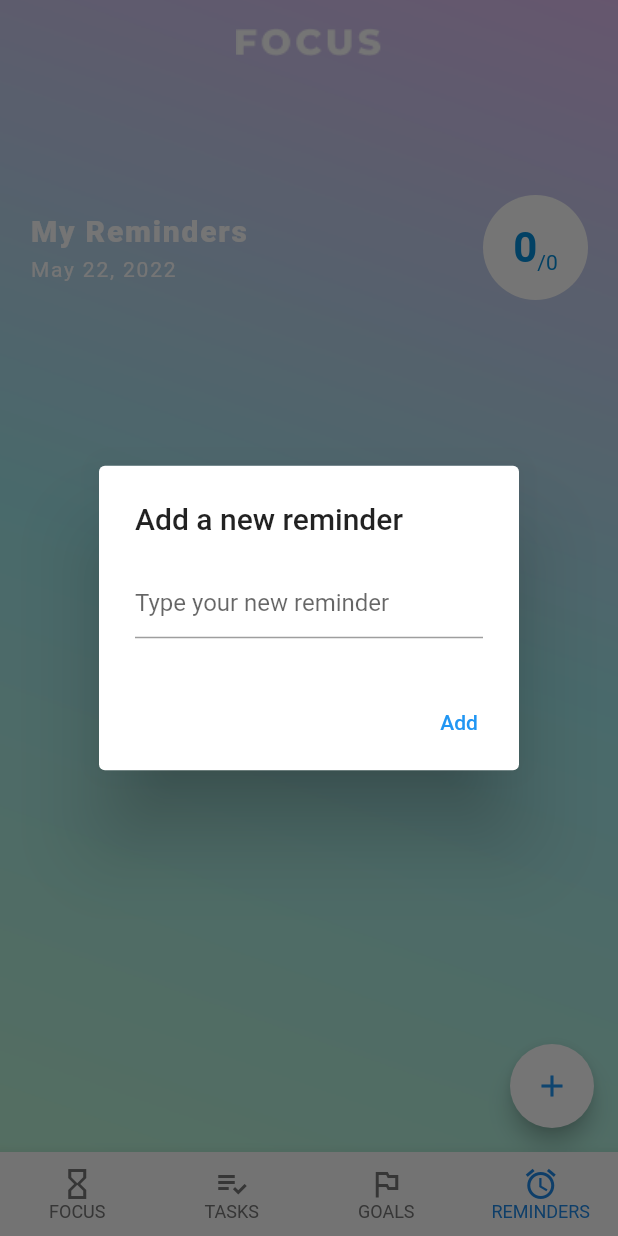
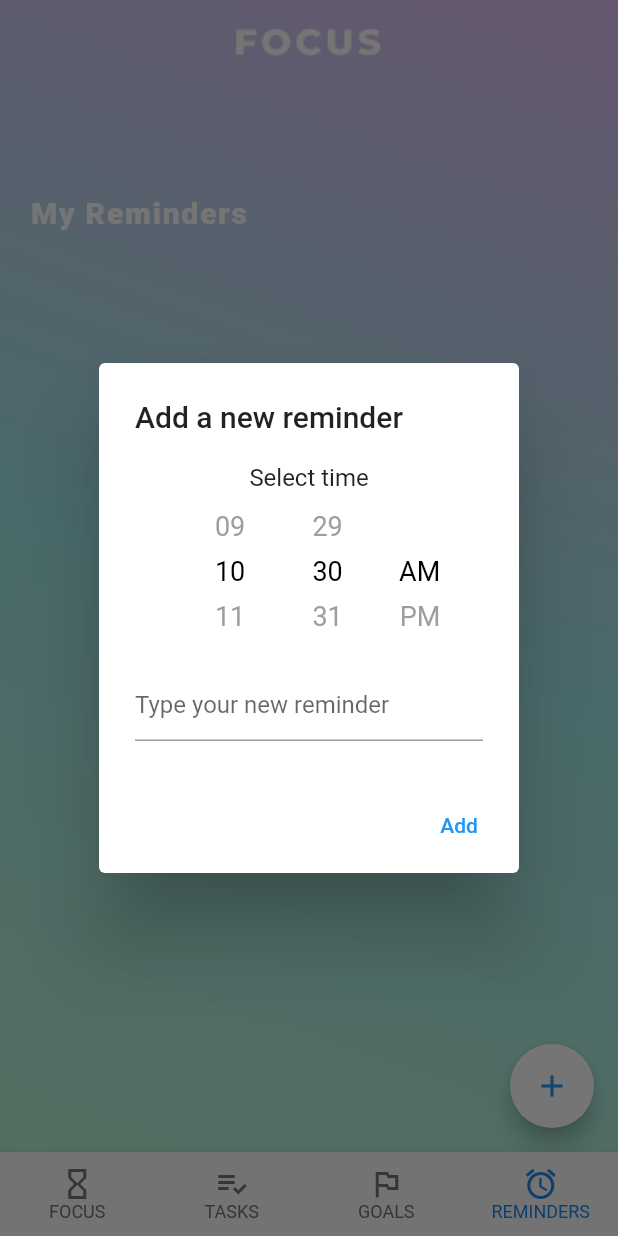
Before and after one commit to arjohnston/focus-app, a Flutter app: the screen it shows after launch, item 4 of the bottom bar chosen, after a tap on the "add" icon, on a phone screen of 412 x 824 dp. Run offline on Flutter 3.47's test engine with Material 2 defaults, Android fonts, the phone set to English and light mode, and no system bars; drawn by our look-alikes of flutter_time_picker_spinner; our stand-ins replace flutter_local_notifications, flutter_native_timezone, flutter_slidable, shared_preferences, timezone; missing offline and left inert: align_positioned.

Commit message:
Add reminders

```diff
--- a/lib/Reminders/Reminder.dart
+++ b/lib/Reminders/Reminder.dart
@@ -1,32 +1,35 @@
 import 'dart:convert';
+import 'package:uuid/uuid.dart';
 
 class Reminder {
   String name;
-  String goal = '';
   bool checked;
   DateTime dateAdded;
+  DateTime time;
+  int id;
 
   Reminder({
     required this.name,
     required this.checked,
     required this.dateAdded,
-    goal,
-  }) {
-    this.goal = goal ?? '';
-  }
+    required this.time,
+    required this.id
+  });
 
   factory Reminder.fromJson(Map<String, dynamic> jsonData) {
     return Reminder(
+      id: jsonData['id'],
       name: jsonData['name'],
-      goal: jsonData['goal'],
+      time: DateTime.parse(jsonData['time']),
       checked: jsonData['checked'],
       dateAdded: DateTime.parse(jsonData['dateAdded']),
     );
   }
 
   static Map<String, dynamic> toMap(Reminder reminder) => {
+    'id': reminder.id,
     'name': reminder.name,
-    'goal': reminder.goal,
+    'time': reminder.time.toIso8601String(),
     'checked': reminder.checked,
     'dateAdded': reminder.dateAdded.toIso8601String(),
   };
--- a/lib/Reminders/Repository.dart
+++ b/lib/Reminders/Repository.dart
@@ -10,9 +10,13 @@ class Repository {
     final String? remindersString = prefs.getString(key);
 
     if (remindersString != null) {
-      final List<Reminder> reminders = Reminder.decode(remindersString);
+      try {
+        final List<Reminder> reminders = Reminder.decode(remindersString);
 
-      return reminders;
+        return reminders;
+      } on Exception {
+        await prefs.clear();
+      }
     }
 
     return <Reminder>[];
--- a/lib/RemindersWidget.dart
+++ b/lib/RemindersWidget.dart
@@ -1,12 +1,19 @@
+
 import 'package:flutter/material.dart';
 import 'Reminders/Reminder.dart';
 import 'Reminders/ReminderItem.dart';
 import 'Reminders/Repository.dart';
 import 'package:intl/intl.dart';
+import 'package:flutter_time_picker_spinner/flutter_time_picker_spinner.dart';
+import 'package:uuid/uuid.dart';
+
+var uuid = const Uuid();
 
 class RemindersWidget extends StatefulWidget {
   final Function setScene;
-  const RemindersWidget(this.setScene, {Key? key}) : super(key: key);
+  final Function setupPeriodicReminder;
+  final Function removePeriodicReminder;
+  const RemindersWidget(this.setScene, this.setupPeriodicReminder, this.removePeriodicReminder, {Key? key}) : super(key: key);
 
   @override
   _ReminderListState createState() => _ReminderListState();
@@ -15,6 +22,7 @@ class RemindersWidget extends StatefulWidget {
 class _ReminderListState extends State<RemindersWidget> {
   final Repository repository = Repository();
   final TextEditingController _textFieldController = TextEditingController();
+  DateTime _dateTime = DateTime.now();
   List<Reminder> _reminders = <Reminder>[];
 
   _ReminderListState() {
@@ -23,16 +31,11 @@ class _ReminderListState extends State<RemindersWidget> {
 
   _getRemindersFromRepository() async {
     List<Reminder> reminders = await repository.getReminders();
-    reminders.sort((a, b) => a.dateAdded.compareTo(b.dateAdded));
+    reminders.sort((a, b) => a.time.compareTo(b.time));
 
     setState(() {
       _reminders = reminders;
     });
-  }
-
-  _getDate() {
-    var now = DateTime.now();
-    return DateFormat.yMMMMd().format(now);
   }
 
   removeReminder(Reminder reminder) {
@@ -44,6 +47,7 @@ class _ReminderListState extends State<RemindersWidget> {
     });
 
     repository.saveReminders(_reminders);
+    widget.removePeriodicReminder(reminder);
   }
 
   @override
@@ -59,8 +63,8 @@ class _ReminderListState extends State<RemindersWidget> {
               children: [
                 Column(
                   crossAxisAlignment: CrossAxisAlignment.start,
-                  children: [
-                    const Text(
+                  children: const [
+                    Text(
                       'My Reminders',
                       style: TextStyle(
                         color: Colors.white,
@@ -68,56 +72,6 @@ class _ReminderListState extends State<RemindersWidget> {
                         fontSize: 20,
                         fontWeight: FontWeight.w800,
                       ),
-                    ),
-                    const Padding(
-                      padding: EdgeInsets.all(3),
-                    ),
-                    Text(
-                      _getDate(),
-                      style: const TextStyle(
-                        color: Colors.white,
-                        letterSpacing: 1.2,
-                        fontSize: 14,
-                        fontWeight: FontWeight.w400,
-                      ),
-                    ),
-                  ],
-                ),
-                Column(
-                  children: [
-                    SizedBox(
-                        width: 70,
-                        height: 70,
-                        child: DecoratedBox(
-                          decoration: const BoxDecoration(
-                              color: Colors.white,
-                              borderRadius: BorderRadius.all(Radius.circular(35))
-                          ),
-                          child: Row(
-                            mainAxisAlignment: MainAxisAlignment.center,
-                            children: [
-                              Text(
-                                  _reminders.where((t) => !t.checked).toList().length.toString(),
-                                  style: const TextStyle(
-                                    color: Color.fromARGB(255, 4, 141, 218),
-                                    fontSize: 28,
-                                    fontWeight: FontWeight.w600,
-                                  )
-                              ),
-                              Container(
-                                  margin: const EdgeInsets.fromLTRB(0, 20, 0, 0),
-                                  child: Text(
-                                      "/" + (_reminders.length).toString(),
-                                      style: const TextStyle(
-                                        color: Color.fromARGB(255, 4, 141, 218),
-                                        fontSize: 14,
-                                      )
-                                  )
-                              ),
-                            ],
-                          ),
-                        )
-
                     ),
                   ],
                 ),
@@ -140,34 +94,7 @@ class _ReminderListState extends State<RemindersWidget> {
                           removeReminder: removeReminder,
                           editReminder: _displayEditDialog,
                         );
-                      }).where((t) => !t.reminder.checked).toList(),
-                    ),
-                    Container(
-                      padding: const EdgeInsets.fromLTRB(20, 20, 20, 5),
-                      child: _reminders.isNotEmpty && _reminders.where((t) => t.checked).toList().isNotEmpty
-                          ? const Text(
-                          'COMPLETED',
-                          style: TextStyle(
-                            color: Colors.white,
-                            letterSpacing: 1.2,
-                            fontSize: 12,
-                            fontWeight: FontWeight.w900,
-                          )
-                      )
-                          : null,
-                    ),
-                    ListView(
-                      shrinkWrap: true,
-                      padding: const EdgeInsets.all(0),
-                      children: _reminders.map((Reminder reminder) {
-                        return ReminderItem(
-                          reminder: reminder,
-                          onReminderChanged: _handleReminderChange,
-                          setScene: widget.setScene,
-                          removeReminder: removeReminder,
-                          editReminder: _displayEditDialog,
-                        );
-                      }).where((t) => t.reminder.checked).toList(),
+                      }).toList(),
                     ),
                   ]
               ),
@@ -194,19 +121,27 @@ class _ReminderListState extends State<RemindersWidget> {
     });
     repository.saveReminders(_reminders);
     _getRemindersFromRepository();
+
+    if (!reminder.checked) {
+      widget.removePeriodicReminder(reminder);
+    }
   }
 
-  void _addReminderItem(String name) {
+  void _addReminderItem(String name, DateTime time) {
+    Reminder reminder = Reminder(id: time.millisecondsSinceEpoch ~/ 10000, name: name, checked: true, dateAdded: DateTime.now(), time: time);
     setState(() {
-      _reminders.add(Reminder(name: name, checked: false, dateAdded: DateTime.now()));
+      _reminders.add(reminder);
     });
     _textFieldController.clear();
     repository.saveReminders(_reminders);
+
+    widget.setupPeriodicReminder(reminder);
   }
 
-  void _editReminderItem(Reminder reminder, String name) {
+  void _editReminderItem(Reminder reminder, String name, DateTime time) {
     setState(() {
       reminder.name = name;
+      reminder.time = time;
     });
     _textFieldController.clear();
     repository.saveReminders(_reminders);
@@ -218,16 +153,42 @@ class _ReminderListState extends State<RemindersWidget> {
       builder: (BuildContext context) {
         return AlertDialog(
           title: const Text('Add a new reminder'),
-          content: TextField(
-            controller: _textFieldController,
-            decoration: const InputDecoration(hintText: 'Type your new reminder'),
+          content: Column(
+              mainAxisSize: MainAxisSize.min,
+              children: [
+                const Text("Select time"),
+                const Padding(padding: EdgeInsets.all(4)),
+                TimePickerSpinner(
+                  is24HourMode: false,
+                  normalTextStyle: const TextStyle(
+                      fontSize: 18,
+                      color: Colors.grey
+                  ),
+                  highlightedTextStyle: const TextStyle(
+                      fontSize: 18,
+                      color: Colors.black
+                  ),
+                  itemHeight: 30,
+                  isForce2Digits: true,
+                  onTimeChange: (time) {
+                    setState(() {
+                      _dateTime = time;
+                    });
+                  },
+                ),
+                const Padding(padding: EdgeInsets.all(10)),
+                TextField(
+                  controller: _textFieldController,
+                  decoration: const InputDecoration(hintText: 'Type your new reminder'),
+                ),
+              ]
           ),
           actions: <Widget>[
             TextButton(
               child: const Text('Add'),
               onPressed: () {
                 Navigator.of(context).pop();
-                _addReminderItem(_textFieldController.text);
+                _addReminderItem(_textFieldController.text, _dateTime);
               },
             ),
           ],
@@ -244,16 +205,42 @@ class _ReminderListState extends State<RemindersWidget> {
       builder: (BuildContext context) {
         return AlertDialog(
           title: const Text('Change a reminder'),
-          content: TextField(
-            controller: _textFieldController,
-            decoration: const InputDecoration(hintText: 'Type your reminder'),
+          content: Column(
+              mainAxisSize: MainAxisSize.min,
+              children: [
+                const Text("Select time"),
+                const Padding(padding: EdgeInsets.all(4)),
+                TimePickerSpinner(
+                  is24HourMode: false,
+                  normalTextStyle: const TextStyle(
+                      fontSize: 18,
+                      color: Colors.grey
+                  ),
+                  highlightedTextStyle: const TextStyle(
+                      fontSize: 18,
+                      color: Colors.black
+                  ),
+                  itemHeight: 30,
+                  isForce2Digits: true,
+                  onTimeChange: (time) {
+                    setState(() {
+                      _dateTime = time;
+                    });
+                  },
+                ),
+                const Padding(padding: EdgeInsets.all(10)),
+                TextField(
+                  controller: _textFieldController,
+                  decoration: const InputDecoration(hintText: 'Type your new reminder'),
+                ),
+              ]
           ),
           actions: <Widget>[
             TextButton(
               child: const Text('Save'),
               onPressed: () {
                 Navigator.of(context).pop();
-                _editReminderItem(reminder, _textFieldController.text);
+                _editReminderItem(reminder, _textFieldController.text, _dateTime);
               },
             ),
           ],
--- a/lib/main.dart
+++ b/lib/main.dart
@@ -1,13 +1,46 @@
+import 'dart:async';
+
 import 'package:flutter/material.dart';
-import 'package:focus/Reminders/Reminder.dart';
 import 'FocusWidget.dart';
+import 'Reminders/Reminder.dart';
 import 'TasksWidget.dart';
 import 'GoalsWidget.dart';
 import 'RemindersWidget.dart';
 
-import 'package:shared_preferences/shared_preferences.dart';
+import 'package:flutter_local_notifications/flutter_local_notifications.dart';
+import 'package:flutter_native_timezone/flutter_native_timezone.dart';
+import 'package:timezone/data/latest_all.dart' as tz;
+import 'package:timezone/timezone.dart' as tz;
 
-void main() => runApp(const MyApp());
+final FlutterLocalNotificationsPlugin flutterLocalNotificationsPlugin = FlutterLocalNotificationsPlugin();
+
+Future<void> _configureLocalTimeZone() async {
+  tz.initializeTimeZones();
+  final String? timeZoneName = await FlutterNativeTimezone.getLocalTimezone();
+  tz.setLocalLocation(tz.getLocation(timeZoneName!));
+}
+
+Future<void> main() async {
+  WidgetsFlutterBinding.ensureInitialized();
+
+  _configureLocalTimeZone();
+
+  const AndroidInitializationSettings initializationSettingsAndroid =
+  AndroidInitializationSettings('app_icon');
+
+  const InitializationSettings initializationSettings = InitializationSettings(
+    android: initializationSettingsAndroid,
+  );
+
+  await flutterLocalNotificationsPlugin.initialize(initializationSettings,
+      onSelectNotification: (String? payload) async {
+        if (payload != null) {
+          debugPrint('notification payload: $payload');
+        }
+      });
+
+  runApp(const MyApp());
+}
 
 class MyApp extends StatelessWidget {
   const MyApp({Key? key}) : super(key: key);
@@ -39,8 +72,31 @@ class _MyHomePageState extends State<MyHomePage> {
       const FocusWidget(),
       TasksWidget(setScene),
       GoalsWidget(setScene),
-      RemindersWidget(setScene),
+      RemindersWidget(setScene, setupPeriodicReminder, removePeriodicReminder),
     ];
+  }
+
+  void setupPeriodicReminder(Reminder reminder) {
+    Timer(reminder.time.difference(DateTime.now()), () => showPeriodicReminder(reminder));
+  }
+
+  void removePeriodicReminder(Reminder reminder) async {
+    await flutterLocalNotificationsPlugin.cancel(reminder.id);
+  }
+
+  void showPeriodicReminder(Reminder reminder) async {
+    // Show the notification immediately at the specified time
+    await flutterLocalNotificationsPlugin.show(reminder.id, 'Focus Reminder', reminder.name, const NotificationDetails(
+        android: AndroidNotificationDetails(
+            'focus-app', 'focus',
+            channelDescription: 'reminder notifications')));
+
+    // Show the notification at the specified interval from hereon out
+    await flutterLocalNotificationsPlugin.periodicallyShow(reminder.id, 'Focus Reminder', reminder.name, RepeatInterval.daily, const NotificationDetails(
+        android: AndroidNotificationDetails(
+            '0', 'focus',
+            channelDescription: 'reminder notifications')),
+        androidAllowWhileIdle: true);
   }
 
   void setScene(int index) {
--- a/pubspec.yaml
+++ b/pubspec.yaml
@@ -43,6 +43,11 @@ dependencies:
   provider: ^6.0.2
   intl: ^0.17.0
   flutter_slidable: ^1.2.0
+  flutter_time_picker_spinner: ^2.0.0
+  flutter_local_notifications: ^9.5.3+1
+  rxdart: ^0.27.3
+  flutter_native_timezone: ^2.0.0
+  uuid: 3.0.6
 
 dev_dependencies:
   flutter_test:
```
Also changed, not shown: lib/Reminders/ReminderItem.dart (+46 -43 lines), pubspec.lock, 1 other file.
